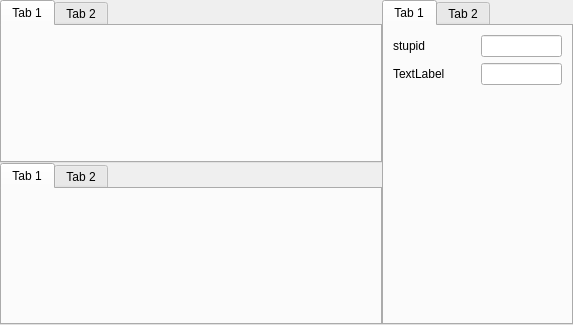
Old version of the form editor/editor.ui in the repository pyunity/pyunity-gui.
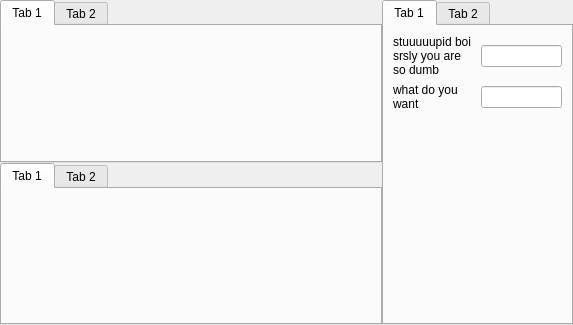
New version of the form. Icons and pictures are not drawn.

Patch:
```diff
--- a/editor/editor.ui
+++ b/editor/editor.ui
@@ -1699,12 +1699,12 @@
            <widget class="QLabel" name="label">
             <property name="sizePolicy">
              <sizepolicy hsizetype="Preferred" vsizetype="Preferred">
-              <horstretch>1</horstretch>
+              <horstretch>0</horstretch>
               <verstretch>0</verstretch>
              </sizepolicy>
             </property>
             <property name="text">
-             <string>stupid</string>
+             <string>stuuuuupid boi srsly you are so dumb</string>
             </property>
             <property name="wordWrap">
              <bool>true</bool>
@@ -1715,7 +1715,7 @@
            <widget class="QLineEdit" name="lineEdit">
             <property name="sizePolicy">
              <sizepolicy hsizetype="Expanding" vsizetype="Fixed">
-              <horstretch>2</horstretch>
+              <horstretch>0</horstretch>
               <verstretch>0</verstretch>
              </sizepolicy>
             </property>
@@ -1725,12 +1725,15 @@
            <widget class="QLabel" name="label_2">
             <property name="sizePolicy">
              <sizepolicy hsizetype="Preferred" vsizetype="Preferred">
-              <horstretch>1</horstretch>
+              <horstretch>0</horstretch>
               <verstretch>0</verstretch>
              </sizepolicy>
             </property>
             <property name="text">
-             <string>TextLabel</string>
+             <string>what do you want</string>
+            </property>
+            <property name="wordWrap">
+             <bool>true</bool>
             </property>
            </widget>
           </item>
@@ -1738,7 +1741,7 @@
            <widget class="QLineEdit" name="lineEdit_2">
             <property name="sizePolicy">
              <sizepolicy hsizetype="Expanding" vsizetype="Fixed">
-              <horstretch>2</horstretch>
+              <horstretch>0</horstretch>
               <verstretch>0</verstretch>
              </sizepolicy>
             </property>
```
